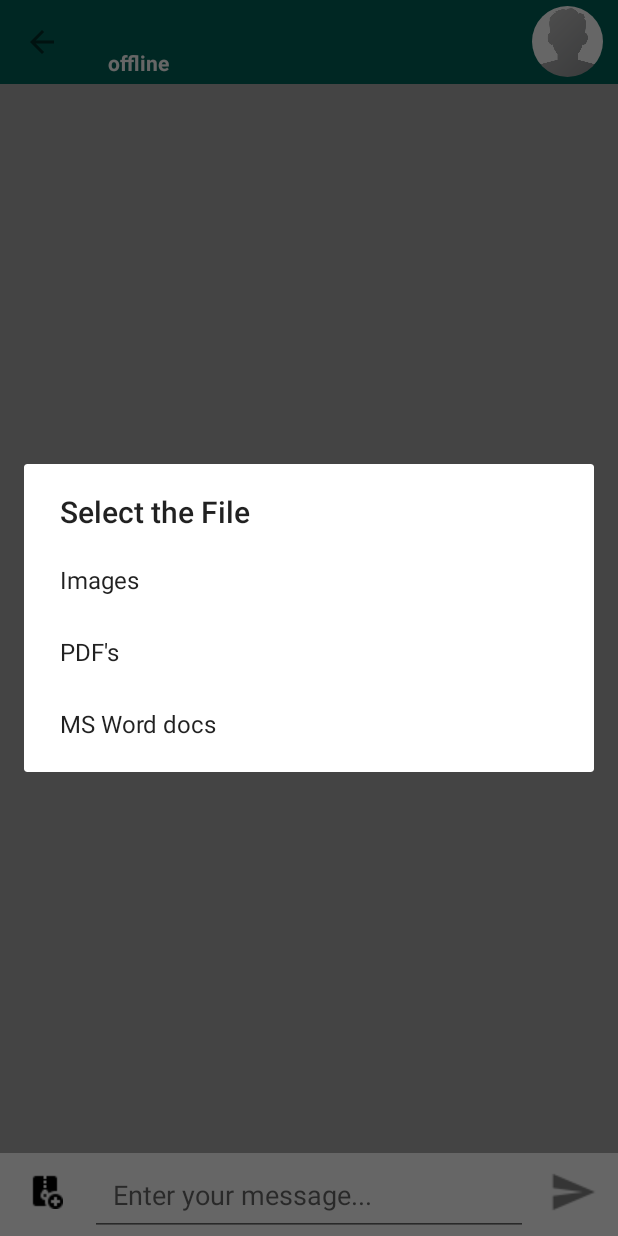
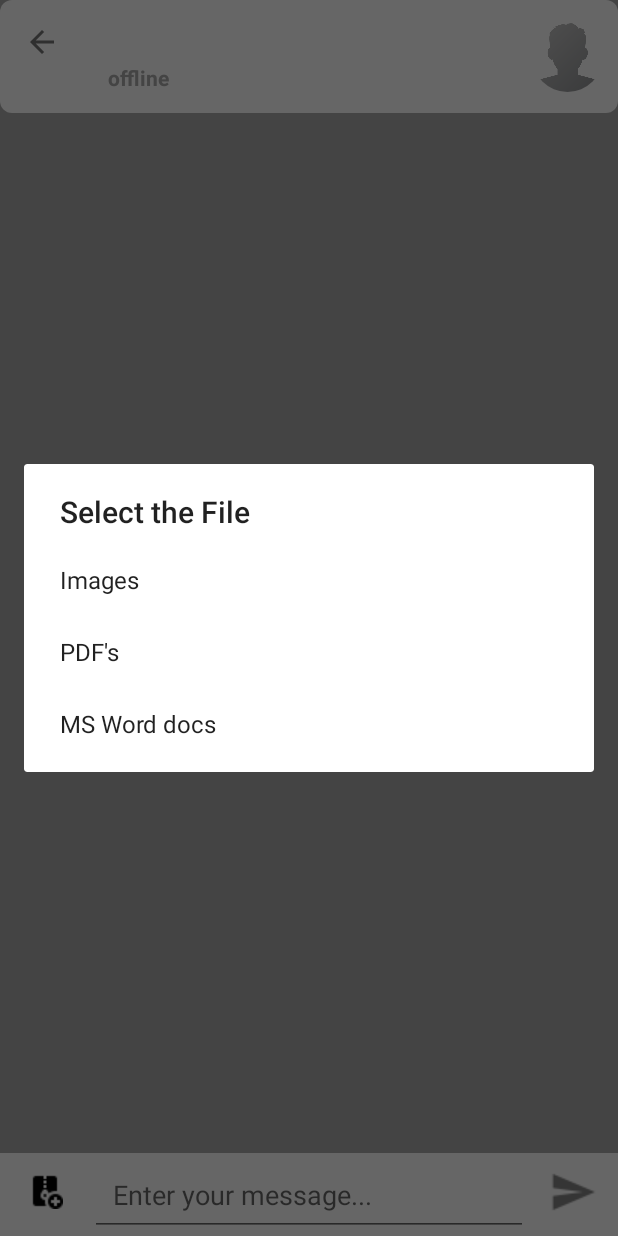
Before and after one commit to Micoder-dev/ChatApp-FE-UI, an Android app: the ChatActivity screen opened directly, with no data from a screen before it, after a tap on an icon or button, on a phone screen of 412 x 824 dp. Run offline under Robolectric (Android 15) with nearby library versions, the phone set to English and light mode, and no system bars; our stand-ins replace CircleImageView, Firebase (no records; nobody signed in at launch, a user with empty details on screens opened directly), Picasso; pictures from the network do not load; 3 statements that could not run were skipped.

Commit message:
actionbar ui updated everywhere

```diff
--- a/app/src/main/res/layout/activity_main.xml
+++ b/app/src/main/res/layout/activity_main.xml
@@ -10,7 +10,8 @@
     <com.google.android.material.appbar.AppBarLayout
         android:id="@+id/appBarLayout"
         android:layout_width="match_parent"
-        android:layout_height="wrap_content">
+        android:layout_height="wrap_content"
+        android:background="@android:color/darker_gray">
 
         <include
             android:id="@+id/main_page_toolbar"
--- a/app/src/main/res/layout/activity_settings.xml
+++ b/app/src/main/res/layout/activity_settings.xml
@@ -17,7 +17,7 @@
         android:layout_height="250dp"
         android:layout_alignParentTop="true"
         android:layout_centerHorizontal="true"
-        android:layout_marginTop="45dp"
+        android:layout_marginTop="80dp"
         android:src="@drawable/profile_image"
         app:civ_border_width="5dp"
         app:civ_border_color="@color/colorPrimary"/>
--- a/app/src/main/res/layout/app_bar_layout.xml
+++ b/app/src/main/res/layout/app_bar_layout.xml
@@ -1,9 +1,9 @@
 <?xml version="1.0" encoding="utf-8"?>
 <androidx.appcompat.widget.Toolbar xmlns:android="http://schemas.android.com/apk/res/android"
     android:layout_width="match_parent"
-    android:layout_height="wrap_content"
+    android:layout_height="75dp"
     android:id="@+id/main_app_bar"
-    android:background="@color/colorPrimary"
+    android:background="@drawable/round_corners"
     android:theme="@style/ThemeOverlay.AppCompat.Light">
 
 </androidx.appcompat.widget.Toolbar>
--- a/app/src/main/res/layout/custom_chat_bar.xml
+++ b/app/src/main/res/layout/custom_chat_bar.xml
@@ -1,8 +1,7 @@
 <?xml version="1.0" encoding="utf-8"?>
 <RelativeLayout xmlns:android="http://schemas.android.com/apk/res/android"
     android:layout_width="match_parent"
-    android:layout_height="match_parent"
-    android:background="@color/colorPrimary">
+    android:layout_height="match_parent">
 
     <de.hdodenhof.circleimageview.CircleImageView
         android:id="@+id/custom_profile_image"
@@ -21,7 +20,7 @@
         android:layout_alignParentStart="true"
         android:layout_alignParentTop="true"
         android:text="User Name"
-        android:textColor="@android:color/background_light"
+        android:textColor="@color/black"
         android:textStyle="bold"
         android:textSize="18sp"/>
 
@@ -33,7 +32,7 @@
         android:layout_alignParentStart="true"
         android:layout_marginTop="3dp"
         android:text="Last Seen: "
-        android:textColor="@android:color/background_light"
+        android:textColor="@android:color/darker_gray"
         android:textStyle="bold"
         android:textSize="14sp"/>
 
--- a/app/src/main/res/values/colors.xml
+++ b/app/src/main/res/values/colors.xml
@@ -9,6 +9,6 @@
     <color name="white">#FFFFFFFF</color>
 
     <color name="colorPrimary">#006257</color>
-    <color name="colorPrimaryDark">#005048</color>
+    <color name="colorPrimaryDark">@android:color/darker_gray</color>
     <color name="colorAccent">#E6E6E6</color>
 </resources>
```
